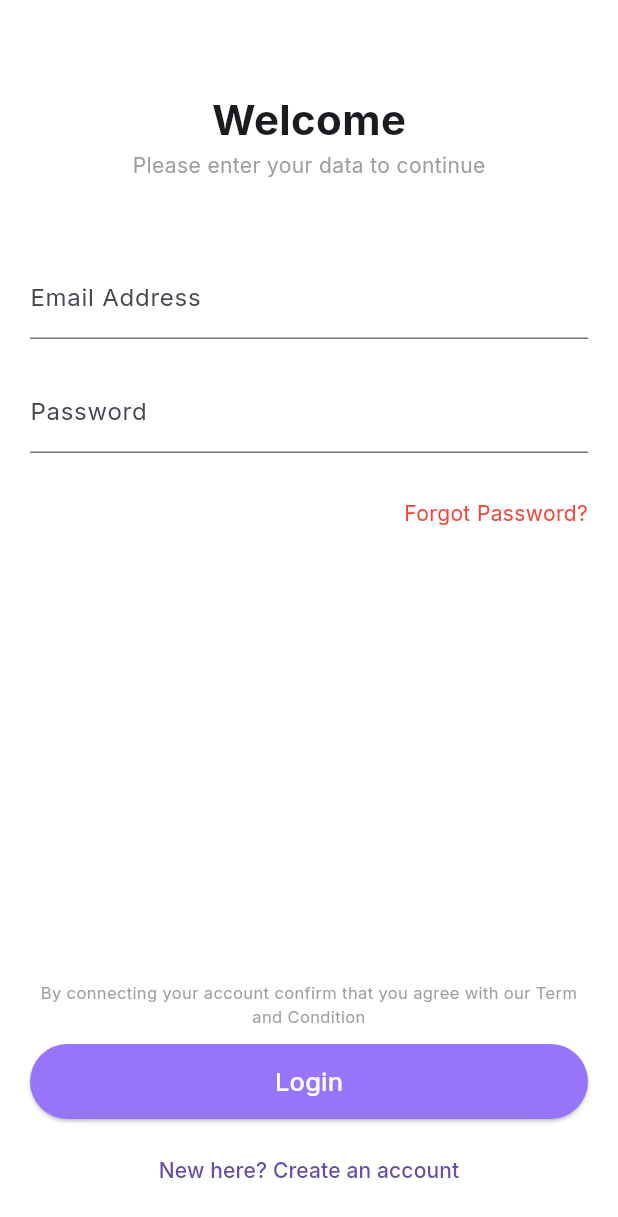
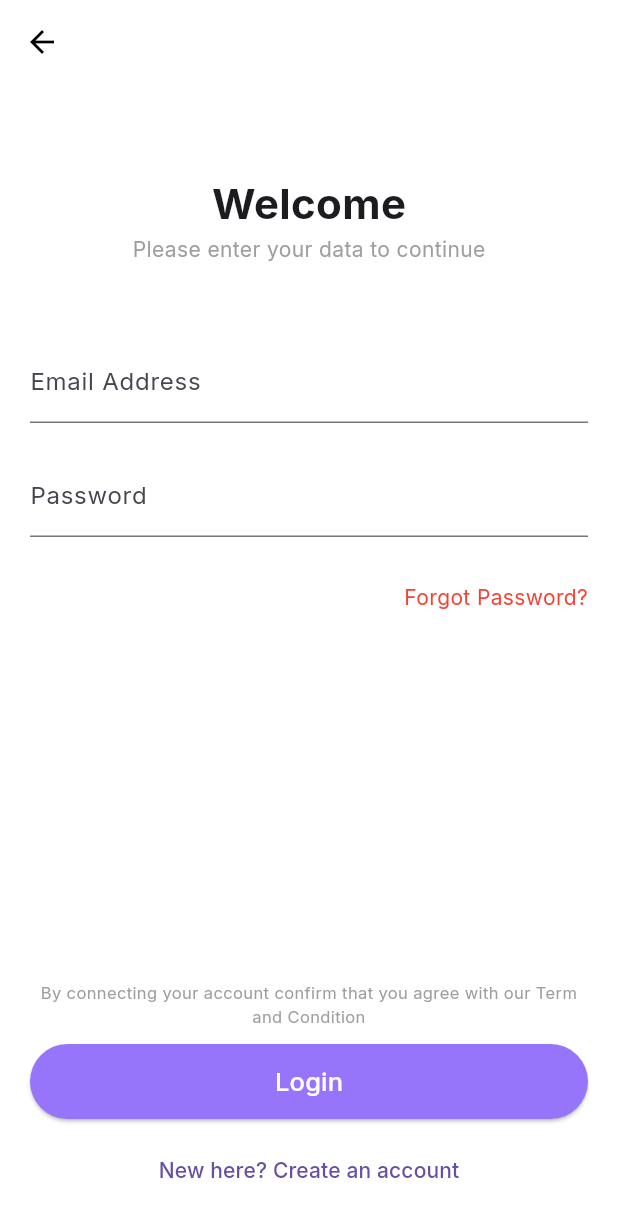
Before and after one commit to ahmedbrsh1/mobile-prog-project, a Flutter app: the screen it shows after launch, on a phone screen of 412 x 824 dp. Shown: the top 1217 px of the screen. Run offline on Flutter 3.47's test engine with Material 3 defaults, Android fonts, the phone set to English and light mode, and no system bars; our stand-ins replace firebase_auth, firebase_core, google_fonts; accounts and stored records are empty; generated files the repository leaves out were written again.

Commit message:
Add AppBar to login screen

```diff
--- a/lib/screens/auth/login_screen.dart
+++ b/lib/screens/auth/login_screen.dart
@@ -43,7 +43,11 @@ class _LoginScreenState extends State<LoginScreen> {
 
   @override
   Widget build(BuildContext context) {
-    return Scaffold(
+    return Scaffold(appBar: AppBar(
+        backgroundColor: Colors.white,
+        elevation: 0,
+        leading: const BackButton(color: Colors.black), // زر السهم
+      ),
       body: SafeArea(
         child: Padding(
           padding: const EdgeInsets.all(20.0),
```
